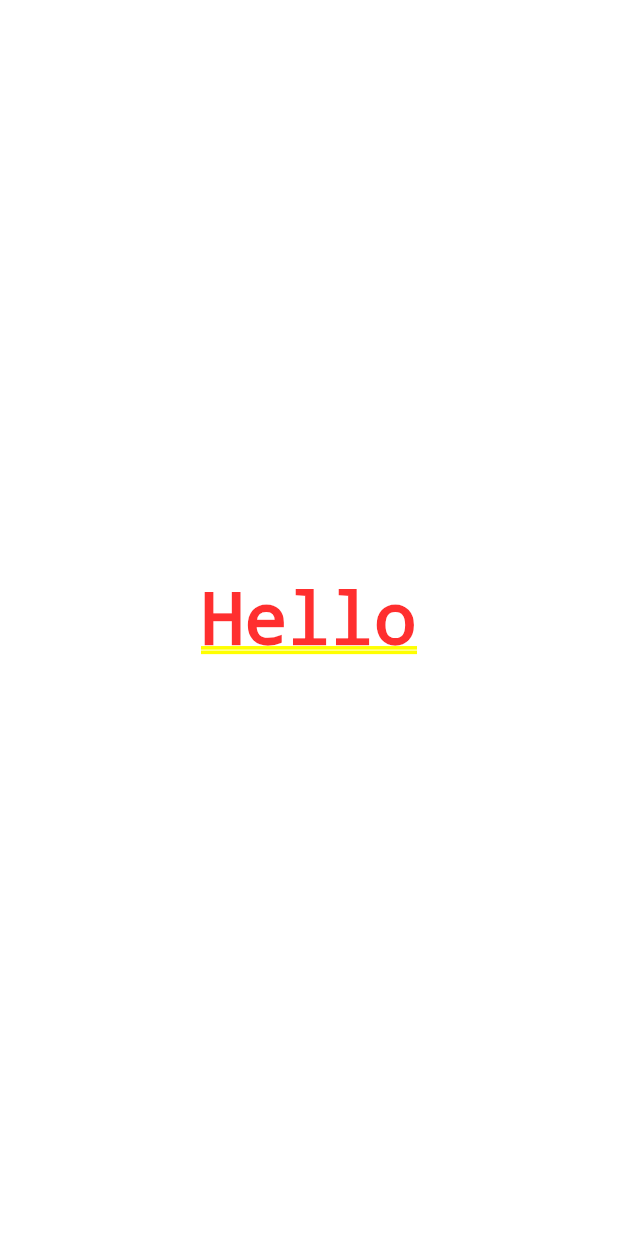
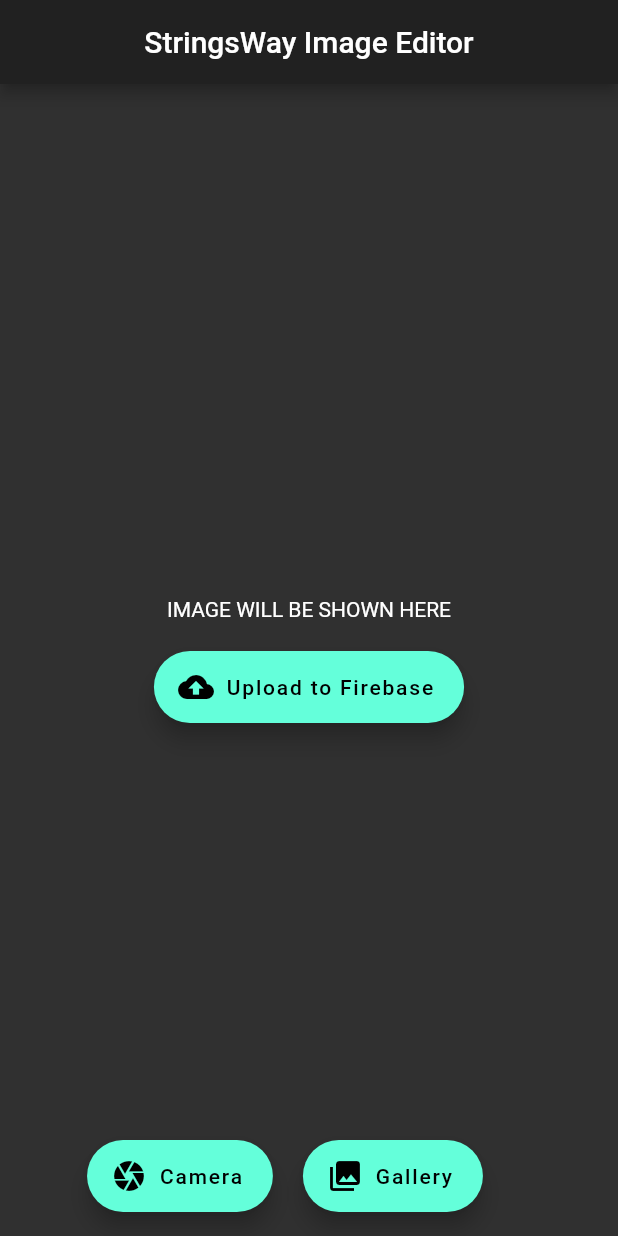
Before and after one commit to bugudiramu/StringsWayTech-Repo, a Flutter app: the screen it shows after launch, on a phone screen of 412 x 824 dp. Run offline on Flutter 3.47's test engine with Material 2 defaults, Android fonts, the phone set to English and light mode, and no system bars; our stand-ins replace firebase_storage, image_picker; accounts and stored records are empty.

Commit message:
uploading images to firebase_storage without compressing and cropping

```diff
--- /dev/null
+++ b/image_editor/lib/cloud_uplode.dart
@@ -0,0 +1,89 @@
+import 'dart:io';
+import 'package:firebase_storage/firebase_storage.dart';
+import 'package:flutter/material.dart';
+
+class CloudUploader extends StatefulWidget {
+  final File file;
+  CloudUploader({this.file});
+  @override
+  _CloudUploaderState createState() => _CloudUploaderState();
+}
+
+class _CloudUploaderState extends State<CloudUploader> {
+  final FirebaseStorage _storage =
+      FirebaseStorage(storageBucket: 'gs://imageeditor-e5092.appspot.com');
+  StorageUploadTask _uploadTask;
+
+  // Start the upload event
+  void _startUpload() {
+    /// file name which is should be unique which is done by current time stamp.
+    String filePath = 'images/${DateTime.now()}.png';
+
+    setState(() {
+      _uploadTask = _storage.ref().child(filePath).putFile(widget.file);
+    });
+  }
+
+  @override
+  Widget build(BuildContext context) {
+    if (_uploadTask != null) {
+      return StreamBuilder<StorageTaskEvent>(
+          stream: _uploadTask.events,
+          builder: (_, snapshot) {
+            var event = snapshot?.data?.snapshot;
+
+            double progressPercent = event != null
+                ? event.bytesTransferred / event.totalByteCount
+                : 0;
+
+            return Column(
+              children: [
+                if (_uploadTask.isComplete)
+                  Container(
+                      child: Text(
+                        'Completed'.toUpperCase(),
+                        style: Theme.of(context).textTheme.subtitle,
+                      ),
+                      padding: const EdgeInsets.all(8.0)),
+
+                if (_uploadTask.isPaused)
+                  FlatButton(
+                    child: Icon(Icons.play_arrow),
+                    onPressed: _uploadTask.resume,
+                  ),
+
+                if (_uploadTask.isInProgress)
+                  FlatButton(
+                    child: Icon(Icons.pause),
+                    onPressed: _uploadTask.pause,
+                  ),
+
+                // Showing Progress bar
+                Container(
+                  padding: const EdgeInsets.symmetric(horizontal: 20.0),
+                  child: LinearProgressIndicator(
+                    value: progressPercent,
+                    valueColor:
+                        AlwaysStoppedAnimation<Color>(Colors.tealAccent),
+                    semanticsLabel: "uploading!",
+                  ),
+                ),
+                Container(
+                  padding: const EdgeInsets.all(8.0),
+                  child: Text(
+                      '${(progressPercent * 100).toStringAsFixed(2)} % ',
+                      style: Theme.of(context).textTheme.subhead),
+                ),
+              ],
+            );
+          });
+    } else {
+      // Button which helps user to upload image to cloud.
+      return FloatingActionButton.extended(
+        label: Text('Upload to Firebase'),
+        icon: Icon(Icons.cloud_upload),
+        onPressed: _startUpload,
+      );
+    }
+  }
+}
--- a/image_editor/lib/homepage.dart
+++ b/image_editor/lib/homepage.dart
@@ -1,3 +1,6 @@
+import 'dart:io';
+import 'package:image_editor/cloud_uplode.dart';
+import 'package:image_picker/image_picker.dart';
 import 'package:flutter/material.dart';
 
 class HomePage extends StatefulWidget {
@@ -6,10 +9,67 @@ class HomePage extends StatefulWidget {
 }
 
 class _HomePageState extends State<HomePage> {
+  File _image;
+
+  getImageFile(ImageSource source) async {
+    var image = await ImagePicker.pickImage(source: source);
+
+    setState(() {
+      _image = image;
+    });
+  }
+
   @override
   Widget build(BuildContext context) {
-    return Center(
-      child: Text("Hello"),
+    final double height = MediaQuery.of(context).size.height;
+    print(_image?.lengthSync());
+    return Scaffold(
+      appBar: AppBar(
+        title: Text("StringsWay Image Editor"),
+        centerTitle: true,
+      ),
+      body: Container(
+        alignment: Alignment.center,
+        height: height,
+        child: Column(
+          mainAxisAlignment: MainAxisAlignment.center,
+          children: <Widget>[
+            Container(
+              child: _image == null
+                  ? Text(
+                      "Image will be shown here".toUpperCase(),
+                    )
+                  : Image.file(
+                      _image,
+                      height: 300,
+                      width: 300,
+                    ),
+            ),
+            SizedBox(height: 20.0),
+            CloudUploader(file: _image),
+          ],
+        ),
+      ),
+      floatingActionButton: Row(
+        mainAxisAlignment: MainAxisAlignment.center,
+        children: <Widget>[
+          FloatingActionButton.extended(
+            label: Text("Camera"),
+            onPressed: () => getImageFile(ImageSource.camera),
+            heroTag: UniqueKey(),
+            icon: Icon(Icons.camera),
+          ),
+          SizedBox(
+            width: 20,
+          ),
+          FloatingActionButton.extended(
+            label: Text("Gallery"),
+            onPressed: () => getImageFile(ImageSource.gallery),
+            heroTag: UniqueKey(),
+            icon: Icon(Icons.photo_library),
+          ),
+        ],
+      ),
     );
   }
 }
--- a/image_editor/lib/main.dart
+++ b/image_editor/lib/main.dart
@@ -7,7 +7,9 @@ class MyApp extends StatelessWidget {
   @override
   Widget build(BuildContext context) {
     return MaterialApp(
+      debugShowCheckedModeBanner: false,
       home: HomePage(),
+      theme: ThemeData.dark(),
     );
   }
 }
```
Also changed, not shown: image_editor/pubspec.yaml (+6 -7 lines), image_editor/pubspec.lock, 4 other files.
